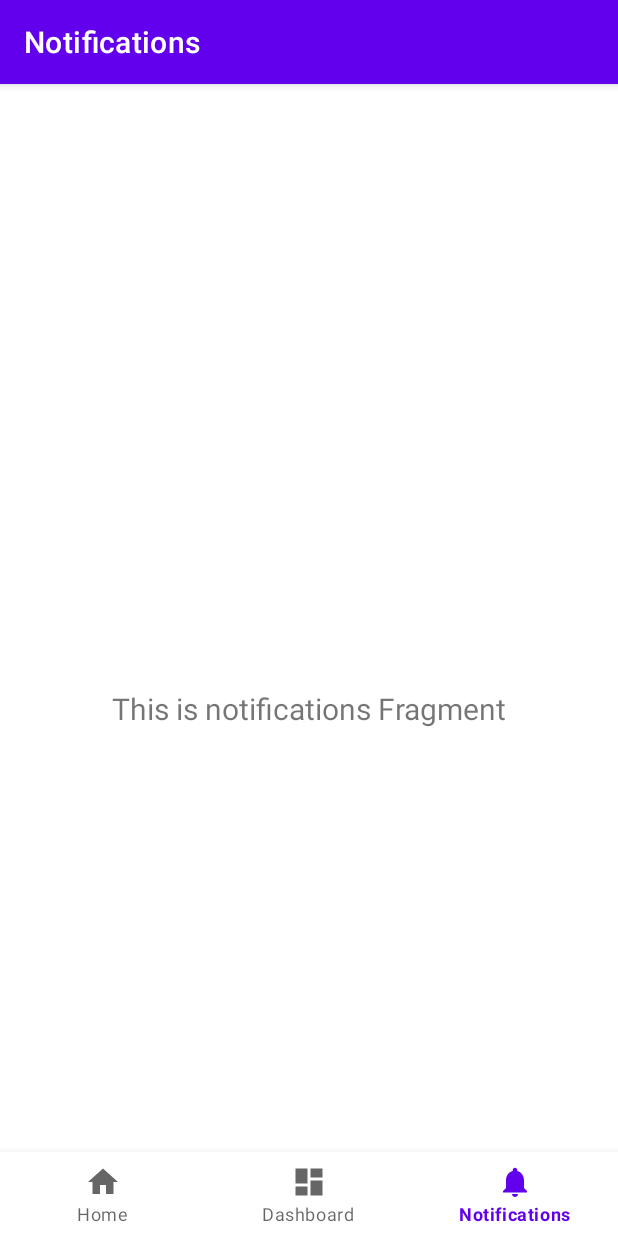
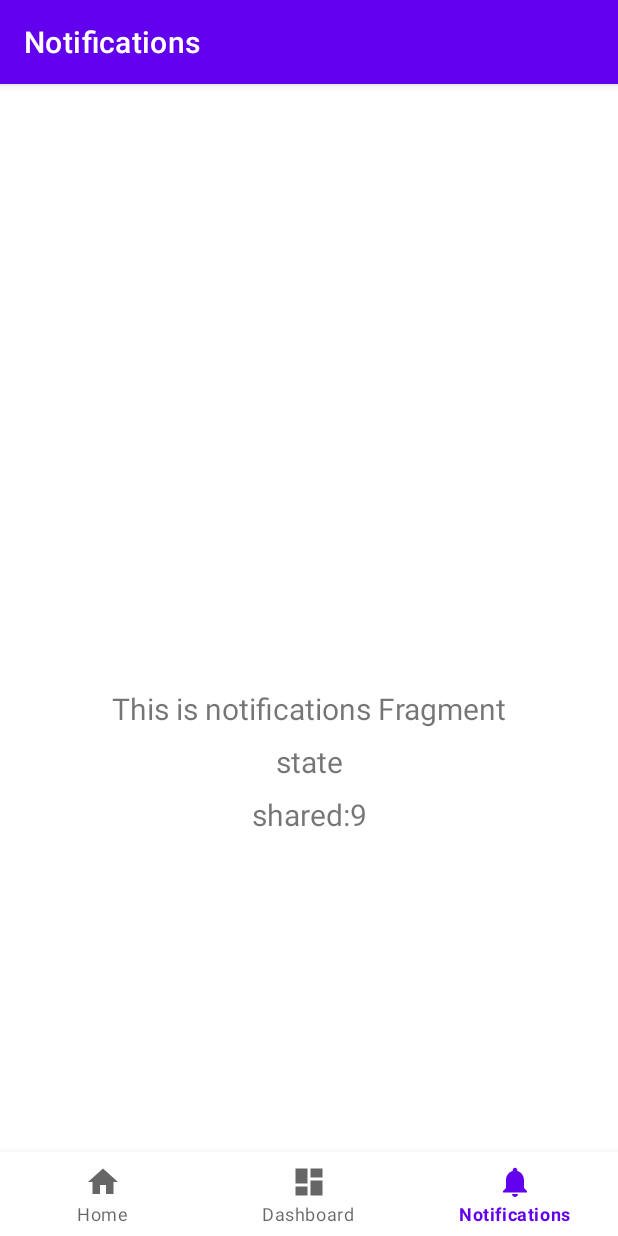
Before and after one commit to afaucogney/flipper-backstack, an Android app: the NotificationsFragment screen opened through its navigation route, on a phone screen of 412 x 824 dp. Run offline under Robolectric (Android 15) with nearby library versions, the phone set to English and light mode, and no system bars; our stand-ins replace navigation-ui.

Commit message:
Support StateFlow/SharedFlow

```diff
--- a/app/build.gradle
+++ b/app/build.gradle
@@ -43,6 +43,9 @@ dependencies {
     implementation 'androidx.lifecycle:lifecycle-viewmodel-ktx:2.3.0'
     implementation 'androidx.navigation:navigation-fragment-ktx:2.3.3'
     implementation 'androidx.navigation:navigation-ui-ktx:2.3.3'
+    implementation 'org.jetbrains.kotlinx:kotlinx-coroutines-core:1.5.0'
+    implementation 'org.jetbrains.kotlinx:kotlinx-coroutines-android:1.5.0'
+
     testImplementation 'junit:junit:4.+'
     androidTestImplementation 'androidx.test.ext:junit:1.1.2'
     androidTestImplementation 'androidx.test.espresso:espresso-core:3.3.0'
--- a/app/src/main/java/fr/afaucogney/mobile/android/flipper/flipperandroidbackstack/ui/notifications/NotificationsFragment.kt
+++ b/app/src/main/java/fr/afaucogney/mobile/android/flipper/flipperandroidbackstack/ui/notifications/NotificationsFragment.kt
@@ -8,7 +8,10 @@ import android.widget.TextView
 import androidx.fragment.app.Fragment
 import androidx.lifecycle.Observer
 import androidx.lifecycle.ViewModelProvider
+import androidx.lifecycle.lifecycleScope
 import fr.afaucogney.mobile.android.flipper.flipperandroidbackstack.R
+import kotlinx.coroutines.flow.launchIn
+import kotlinx.coroutines.flow.onEach
 
 class NotificationsFragment : Fragment() {
 
@@ -23,9 +26,19 @@ class NotificationsFragment : Fragment() {
             ViewModelProvider(this).get(NotificationsViewModel::class.java)
         val root = inflater.inflate(R.layout.fragment_notifications, container, false)
         val textView: TextView = root.findViewById(R.id.text_notifications)
+        val textViewState: TextView = root.findViewById(R.id.text_notifications_state)
+        val textViewShared: TextView = root.findViewById(R.id.text_notifications_shared)
+
         notificationsViewModel.text.observe(viewLifecycleOwner, Observer {
             textView.text = it
         })
+        notificationsViewModel.state.onEach {
+            textViewState.text = it
+        }.launchIn(lifecycleScope)
+
+        notificationsViewModel.shared.onEach {
+            textViewShared.text = it
+        }.launchIn(lifecycleScope)
         return root
     }
 }
--- a/app/src/main/java/fr/afaucogney/mobile/android/flipper/flipperandroidbackstack/ui/notifications/NotificationsViewModel.kt
+++ b/app/src/main/java/fr/afaucogney/mobile/android/flipper/flipperandroidbackstack/ui/notifications/NotificationsViewModel.kt
@@ -3,6 +3,10 @@ package fr.afaucogney.mobile.android.flipper.flipperandroidbackstack.ui.notifica
 import androidx.lifecycle.LiveData
 import androidx.lifecycle.MutableLiveData
 import androidx.lifecycle.ViewModel
+import kotlinx.coroutines.flow.MutableSharedFlow
+import kotlinx.coroutines.flow.MutableStateFlow
+import kotlinx.coroutines.flow.asSharedFlow
+import kotlinx.coroutines.flow.asStateFlow
 
 class NotificationsViewModel : ViewModel() {
 
@@ -10,4 +14,15 @@ class NotificationsViewModel : ViewModel() {
         value = "This is notifications Fragment"
     }
     val text: LiveData<String> = _text
+
+    private val _state = MutableStateFlow("state")
+    val state = _state.asStateFlow()
+
+    private val _shared = MutableSharedFlow<String>(5).apply {
+        repeat(10) {
+            tryEmit("shared:$it")
+        }
+    }
+    val shared = _shared.asSharedFlow()
+
 }
--- a/app/src/main/res/layout/fragment_notifications.xml
+++ b/app/src/main/res/layout/fragment_notifications.xml
@@ -19,4 +19,30 @@
         app:layout_constraintEnd_toEndOf="parent"
         app:layout_constraintStart_toStartOf="parent"
         app:layout_constraintTop_toTopOf="parent" />
+
+    <TextView
+        android:id="@+id/text_notifications_state"
+        android:layout_width="match_parent"
+        android:layout_height="wrap_content"
+        android:layout_marginStart="8dp"
+        android:layout_marginTop="8dp"
+        android:layout_marginEnd="8dp"
+        android:textAlignment="center"
+        android:textSize="20sp"
+        app:layout_constraintEnd_toEndOf="parent"
+        app:layout_constraintStart_toStartOf="parent"
+        app:layout_constraintTop_toBottomOf="@+id/text_notifications" />
+
+    <TextView
+        android:id="@+id/text_notifications_shared"
+        android:layout_width="match_parent"
+        android:layout_height="wrap_content"
+        android:layout_marginStart="8dp"
+        android:layout_marginTop="8dp"
+        android:layout_marginEnd="8dp"
+        android:textAlignment="center"
+        android:textSize="20sp"
+        app:layout_constraintEnd_toEndOf="parent"
+        app:layout_constraintStart_toStartOf="parent"
+        app:layout_constraintTop_toBottomOf="@+id/text_notifications_state" />
 </androidx.constraintlayout.widget.ConstraintLayout>
--- a/flipper-backstack/build.gradle
+++ b/flipper-backstack/build.gradle
@@ -46,4 +46,6 @@ dependencies {
     implementation 'androidx.appcompat:appcompat:1.2.0'
     implementation 'androidx.navigation:navigation-fragment-ktx:2.3.3'
     implementation 'androidx.navigation:navigation-ui-ktx:2.3.3'
+    implementation 'org.jetbrains.kotlinx:kotlinx-coroutines-core:1.5.0'
+    implementation 'org.jetbrains.kotlinx:kotlinx-coroutines-android:1.5.0'
 }
--- a/flipper-backstack/src/main/java/fr/afaucogney/mobile/flipper/internal/model/MemberExt.kt
+++ b/flipper-backstack/src/main/java/fr/afaucogney/mobile/flipper/internal/model/MemberExt.kt
@@ -3,6 +3,8 @@ package fr.afaucogney.mobile.flipper.internal.model
 import androidx.lifecycle.LiveData
 import androidx.lifecycle.ViewModel
 import com.facebook.flipper.core.FlipperObject
+import kotlinx.coroutines.flow.SharedFlow
+import kotlinx.coroutines.flow.StateFlow
 import kotlin.reflect.KVisibility
 import kotlin.reflect.full.memberProperties
 
@@ -24,10 +26,12 @@ internal fun ViewModel.addPublicMembers(): FlipperObject.Builder {
                                 "value",
                                 it.getter
                                     .call(this@addPublicMembers)
-                                    .let {
-                                        when (it) {
-                                            is LiveData<*> -> it.value
-                                            else -> it.toString()
+                                    .let { prop ->
+                                        when (prop) {
+                                            is LiveData<*> -> prop.value
+                                            is StateFlow<*> -> prop.value
+                                            is SharedFlow<*> -> prop.replayCache.toString()
+                                            else -> prop.toString()
                                         }
                                     }
                             )
```
